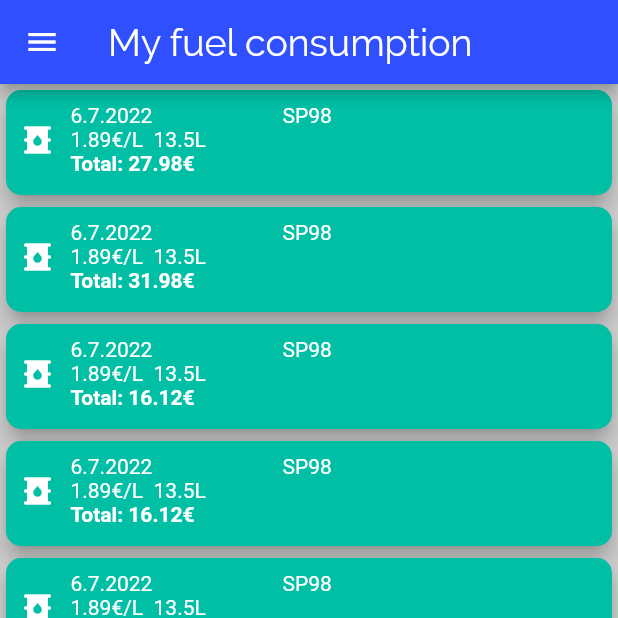
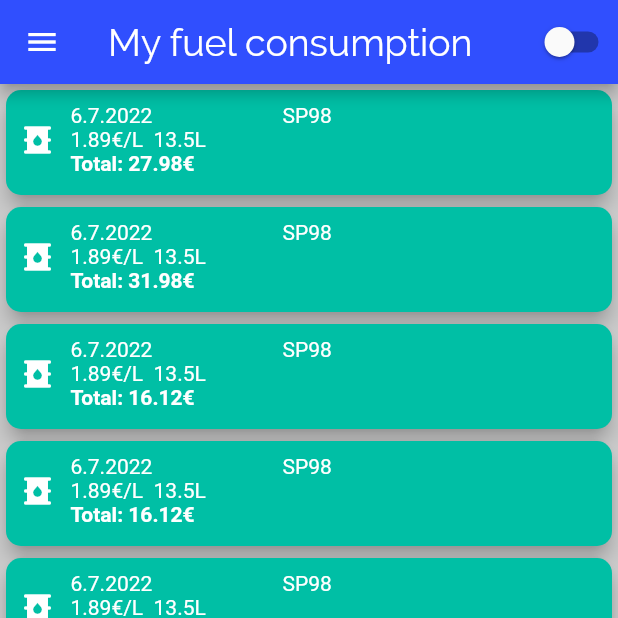
Before and after one commit to Tanguy-tech/BikesApp, a Flutter app: the FuelConsumptionScreen screen opened by its route, on a phone screen of 412 x 824 dp, the top half of it. Run offline on Flutter 3.47's test engine with Material 2 defaults, Android fonts, the phone set to English and light mode, and no system bars; our stand-ins replace image_picker; missing offline and left inert: image_picker_for_web, shared_preferences_web.

Commit message:
ad Theme switch everywhere && start reconfiguring providers

```diff
--- a/lib/main.dart
+++ b/lib/main.dart
@@ -52,8 +52,8 @@ class _MyAppState extends State<MyApp> {
     return Consumer<AppTheme>(
       builder: (context, theme, __) => MultiProvider(
         providers: [
-          ChangeNotifierProvider.value(value: FuelConsumptions()),
-          ChangeNotifierProvider.value(value: Invoices()),
+          ChangeNotifierProvider(create: (context) => FuelConsumptions()),
+          ChangeNotifierProvider(create: (context) => Invoices()),
         ],
         child: MaterialApp(
             navigatorKey: AppTheme.navigatorKey,
--- /dev/null
+++ b/lib/models/dummy.dart
@@ -0,0 +1,6 @@
+class Dummy {
+  final String name;
+  final double age;
+
+  Dummy(this.name, this.age);
+}
--- a/lib/screens/fuel_consumption_screen.dart
+++ b/lib/screens/fuel_consumption_screen.dart
@@ -1,5 +1,6 @@
 import 'package:flutter/material.dart';
 import 'package:motobox/providers/fuel_consumptions.dart';
+import 'package:motobox/providers/theme_provider.dart';
 import 'package:motobox/widgets/fuel_consumption_list.dart';
 import 'package:provider/provider.dart';
 import '../widgets/main_drawer.dart';
@@ -16,12 +17,20 @@ class FuelConsumptionScreen extends StatefulWidget {
 class _FuelConsumptionScreenState extends State<FuelConsumptionScreen> {
   @override
   Widget build(BuildContext context) {
+    final theme = Provider.of<AppTheme>(context);
     return ChangeNotifierProvider(
       create: (_) => FuelConsumptions(),
       builder: ((context, child) => Scaffold(
-            appBar: AppBar(title: const Text("My fuel consumption")),
+            appBar: AppBar(
+              title: const Text("My fuel consumption"),
+              actions: [
+                Switch(
+                    onChanged: (value) => theme.toogleTheme(context),
+                    value: theme.sw)
+              ],
+            ),
             drawer: const MainDrawer(),
-            body: const Center(child: FuelConsumptionList()),
+            body: Center(child: FuelConsumptionList()),
           )),
     );
   }
--- a/lib/widgets/add_item_form.dart
+++ b/lib/widgets/add_item_form.dart
@@ -29,7 +29,8 @@ class _AddItemFormState extends State<AddItemForm> {
   Widget build(BuildContext context) {
     return Form(
         key: _formKey,
-        child: ListView(
+        child: SingleChildScrollView(
+          child: Column(
             children: [
               Container(
                 decoration: BoxDecoration(
@@ -70,6 +71,7 @@ class _AddItemFormState extends State<AddItemForm> {
                     create: (_) => Invoices(),
                     builder: (context, child) => InvoiceForm(_formKey)),
             ],
+          ),
         ));
   }
 }
--- a/lib/widgets/fuel_consumption_list.dart
+++ b/lib/widgets/fuel_consumption_list.dart
@@ -4,7 +4,7 @@ import 'package:motobox/providers/fuel_consumptions.dart';
 import 'package:provider/provider.dart';
 
 class FuelConsumptionList extends StatefulWidget {
-  const FuelConsumptionList({Key? key}) : super(key: key);
+  FuelConsumptionList({Key? key}) : super(key: key);
 
   @override
   State<FuelConsumptionList> createState() => _FuelConsumptionListState();
@@ -13,24 +13,23 @@ class FuelConsumptionList extends StatefulWidget {
 class _FuelConsumptionListState extends State<FuelConsumptionList> {
   @override
   Widget build(BuildContext context) {
-    final fcData = Provider.of<FuelConsumptions>(context);
-    return Consumer<FuelConsumptions>(builder: (__, model, _) {
-      return ListView.builder(
-        itemCount: fcData.fuelConsumptions.length,
-        itemBuilder: (context, i) => Card(
-          elevation: 5,
-          shape:
-              RoundedRectangleBorder(borderRadius: BorderRadius.circular(15)),
-          child: FuelCosumptionItem(
-              model.fuelConsumptions[i].id,
-              model.fuelConsumptions[i].fuelType,
-              model.fuelConsumptions[i].price,
-              model.fuelConsumptions[i].date,
-              model.fuelConsumptions[i].pricePerLitter,
-              model.fuelConsumptions[i].volume,
-              model.fuelConsumptions[i].dashKm),
+    final fcData = Provider.of<FuelConsumptions>(context, listen: false);
+    final fuelConsumptions = fcData.fuelConsumptions;
+    return ListView.builder(
+      itemCount: fuelConsumptions.length,
+      itemBuilder: (context, i) => Card(
+        elevation: 5,
+        shape: RoundedRectangleBorder(borderRadius: BorderRadius.circular(15)),
+        child: FuelCosumptionItem(
+          fuelConsumptions[i].id,
+          fuelConsumptions[i].fuelType,
+          fuelConsumptions[i].price,
+          fuelConsumptions[i].date,
+          fuelConsumptions[i].pricePerLitter,
+          fuelConsumptions[i].volume,
+          fuelConsumptions[i].dashKm,
         ),
-      );
-    });
+      ),
+    );
   }
 }
--- a/lib/widgets/lists_infos.dart
+++ b/lib/widgets/lists_infos.dart
@@ -15,7 +15,7 @@ class ListInfos extends StatelessWidget {
             width: constraints.maxWidth,
             child: Row(
               crossAxisAlignment: CrossAxisAlignment.center,
-              children: const [
+              children: [
                 Expanded(child: InvoicesList()),
                 Expanded(child: FuelConsumptionList())
               ],
```
Also changed, not shown: lib/providers/Dummy_provider.dart (added, +15 -0 lines), lib/screens/add_item_screen.dart (+7 -0 lines), lib/screens/brand_details_screen.dart (+7 -0 lines), lib/screens/garage_screen.dart (+5 -15 lines), lib/screens/invoice_screen.dart (+8 -1 lines), lib/widgets/fuel_refill_form.dart (+9 -7 lines), lib/widgets/invoices_list.dart (+10 -12 lines). Lines whose indentation alone changed are shown as unchanged.
